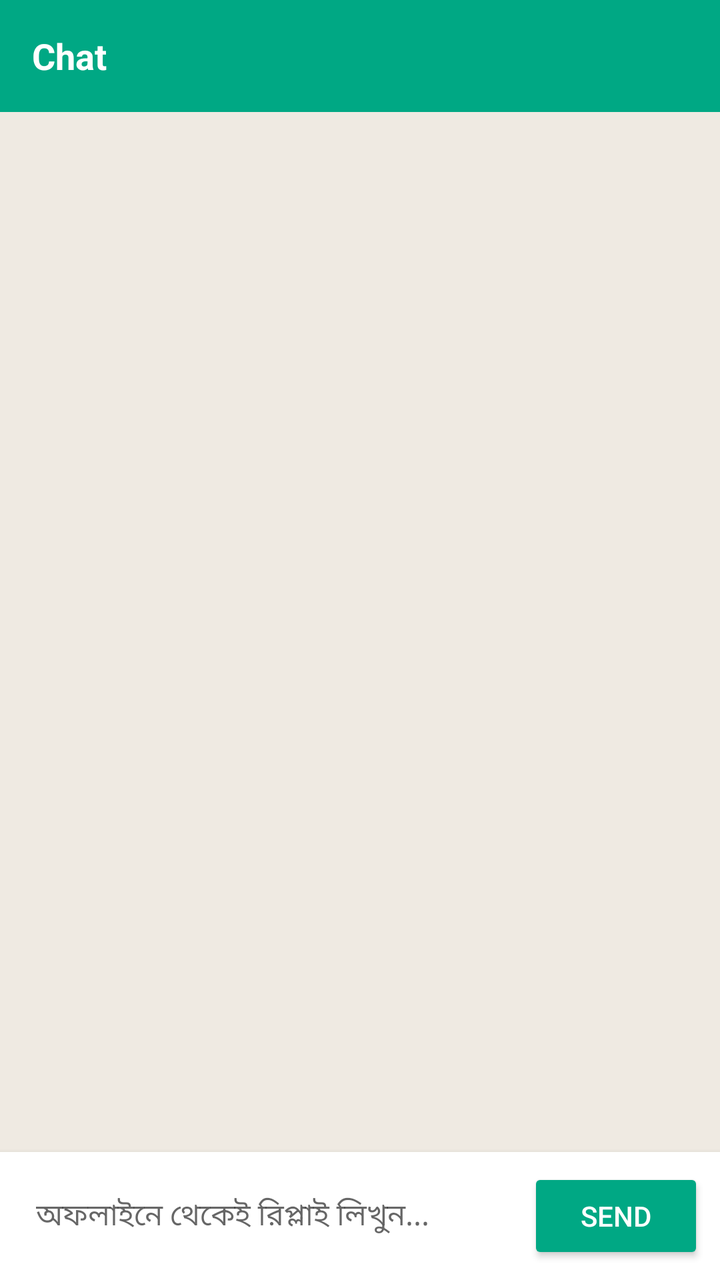
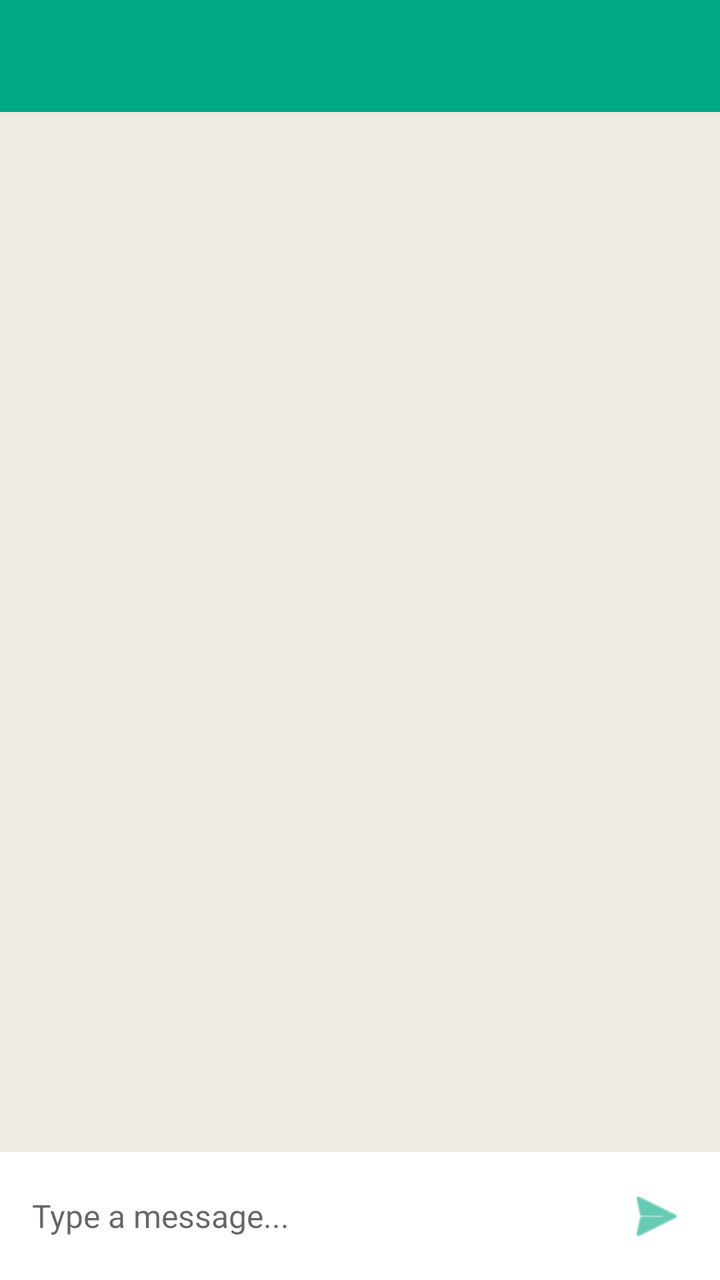

Before-and-after screenshots of an Android layout around one commit, followed by the original layout XML and the change that was made.
<!-- AndroidManifest.xml: application theme Theme.AppCompat.Light.NoActionBar -->
<!-- res/layout/activity_chat.xml -->
<?xml version="1.0" encoding="utf-8"?>
<LinearLayout xmlns:android="http://schemas.android.com/apk/res/android"
    android:layout_width="match_parent"
    android:layout_height="match_parent"
    android:background="#EFEAE2"
    android:orientation="vertical">

    
    <LinearLayout
        android:layout_width="match_parent"
        android:layout_height="56dp"
        android:background="#00A884"
        android:gravity="center_vertical"
        android:paddingHorizontal="16dp">

        <TextView
            android:id="@+id/tvChatTitle"
            android:layout_width="wrap_content"
            android:layout_height="wrap_content"
            android:text="Chat"
            android:textColor="#FFFFFF"
            android:textSize="18sp"
            android:textStyle="bold" />
    </LinearLayout>

    
    <androidx.recyclerview.widget.RecyclerView
        android:id="@+id/rvChatMessages"
        android:layout_width="match_parent"
        android:layout_height="0dp"
        android:layout_weight="1"
        android:clipToPadding="false"
        android:padding="8dp" />

    
    <LinearLayout
        android:layout_width="match_parent"
        android:layout_height="wrap_content"
        android:background="#FFFFFF"
        android:elevation="4dp"
        android:gravity="center_vertical"
        android:orientation="horizontal"
        android:padding="8dp">

        <EditText
            android:id="@+id/etReplyMessage"
            android:layout_width="0dp"
            android:layout_height="wrap_content"
            android:layout_weight="1"
            android:background="@android:color/transparent"
            android:hint="অফলাইনে থেকেই রিপ্লাই লিখুন..."
            android:padding="10dp"
            android:textColor="#111111"
            android:textSize="15sp" />

        <Button
            android:id="@+id/btnSendReply"
            android:layout_width="wrap_content"
            android:layout_height="wrap_content"
            android:backgroundTint="#00A884"
            android:text="SEND"
            android:textColor="#FFFFFF" />
    </LinearLayout>

</LinearLayout>
<!-- resources referenced by this layout -->
<resources>

</resources>

<!-- the commit's change to res/layout/activity_chat.xml (unified diff, before → after) -->
@@ -1,23 +1,25 @@
 <?xml version="1.0" encoding="utf-8"?>
-<LinearLayout xmlns:android="http://schemas.android.com/apk/res/android"
+<androidx.constraintlayout.widget.ConstraintLayout xmlns:android="http://schemas.android.com/apk/res/android"
+    xmlns:app="http://schemas.android.com/apk/res-auto"
     android:layout_width="match_parent"
     android:layout_height="match_parent"
-    android:background="#EFEAE2"
-    android:orientation="vertical">
+    android:background="#EFEAE2">
 
     
     <LinearLayout
+        android:id="@+id/headerBar"
         android:layout_width="match_parent"
         android:layout_height="56dp"
         android:background="#00A884"
         android:gravity="center_vertical"
-        android:paddingHorizontal="16dp">
+        android:orientation="horizontal"
+        android:paddingHorizontal="16dp"
+        app:layout_constraintTop_toTopOf="parent">
 
         <TextView
             android:id="@+id/tvChatTitle"
             android:layout_width="wrap_content"
             android:layout_height="wrap_content"
-            android:text="Chat"
             android:textColor="#FFFFFF"
             android:textSize="18sp"
             android:textStyle="bold" />
@@ -25,41 +27,43 @@
 
     
     <androidx.recyclerview.widget.RecyclerView
-        android:id="@+id/rvChatMessages"
+        android:id="@+id/rvMessages"
         android:layout_width="match_parent"
         android:layout_height="0dp"
-        android:layout_weight="1"
         android:clipToPadding="false"
-        android:padding="8dp" />
+        android:padding="8dp"
+        app:layout_constraintBottom_toTopOf="@id/layoutInputBar"
+        app:layout_constraintTop_toBottomOf="@id/headerBar" />
 
     
     <LinearLayout
+        android:id="@+id/layoutInputBar"
         android:layout_width="match_parent"
         android:layout_height="wrap_content"
         android:background="#FFFFFF"
-        android:elevation="4dp"
         android:gravity="center_vertical"
         android:orientation="horizontal"
-        android:padding="8dp">
+        android:padding="8dp"
+        app:layout_constraintBottom_toBottomOf="parent">
 
         <EditText
-            android:id="@+id/etReplyMessage"
+            android:id="@+id/etMessageInput"
             android:layout_width="0dp"
             android:layout_height="wrap_content"
             android:layout_weight="1"
             android:background="@android:color/transparent"
-            android:hint="অফলাইনে থেকেই রিপ্লাই লিখুন..."
-            android:padding="10dp"
-            android:textColor="#111111"
-            android:textSize="15sp" />
+            android:hint="Type a message..."
+            android:maxLines="4"
+            android:padding="8dp"
+            android:textSize="16sp" />
 
-        <Button
-            android:id="@+id/btnSendReply"
-            android:layout_width="wrap_content"
-            android:layout_height="wrap_content"
-            android:backgroundTint="#00A884"
-            android:text="SEND"
-            android:textColor="#FFFFFF" />
+        <ImageButton
+            android:id="@+id/btnSend"
+            android:layout_width="48dp"
+            android:layout_height="48dp"
+            android:background="?attr/selectableItemBackgroundBorderless"
+            android:src="@android:drawable/ic_menu_send"
+            app:tint="#00A884" />
     </LinearLayout>
 
-</LinearLayout>
+</androidx.constraintlayout.widget.ConstraintLayout>
